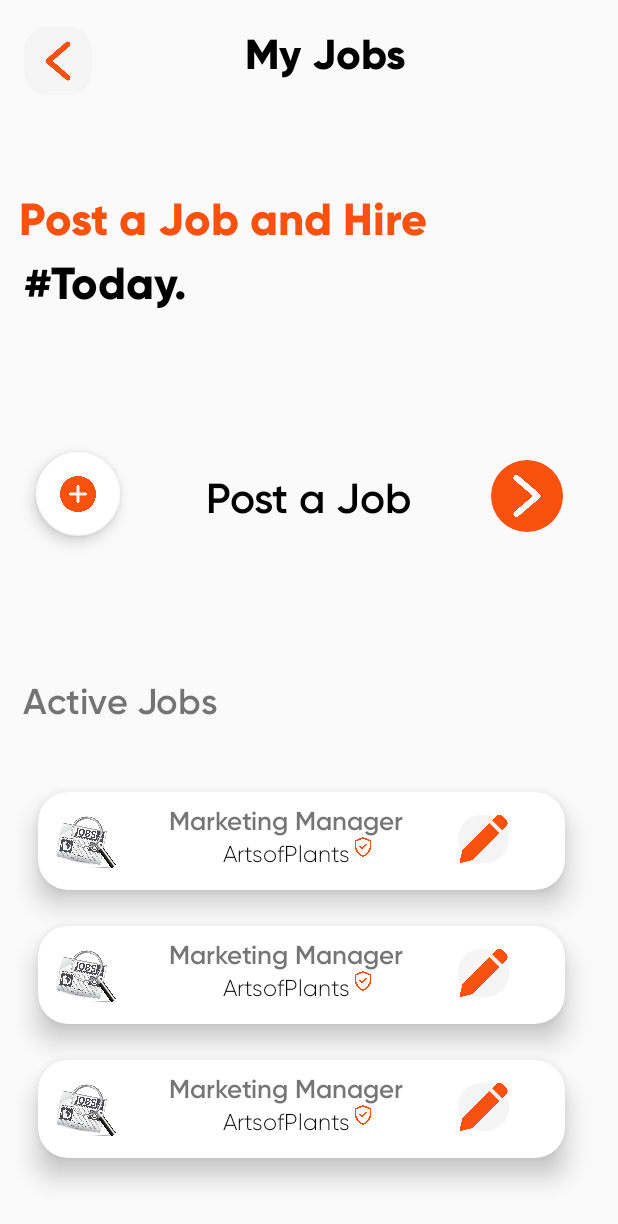
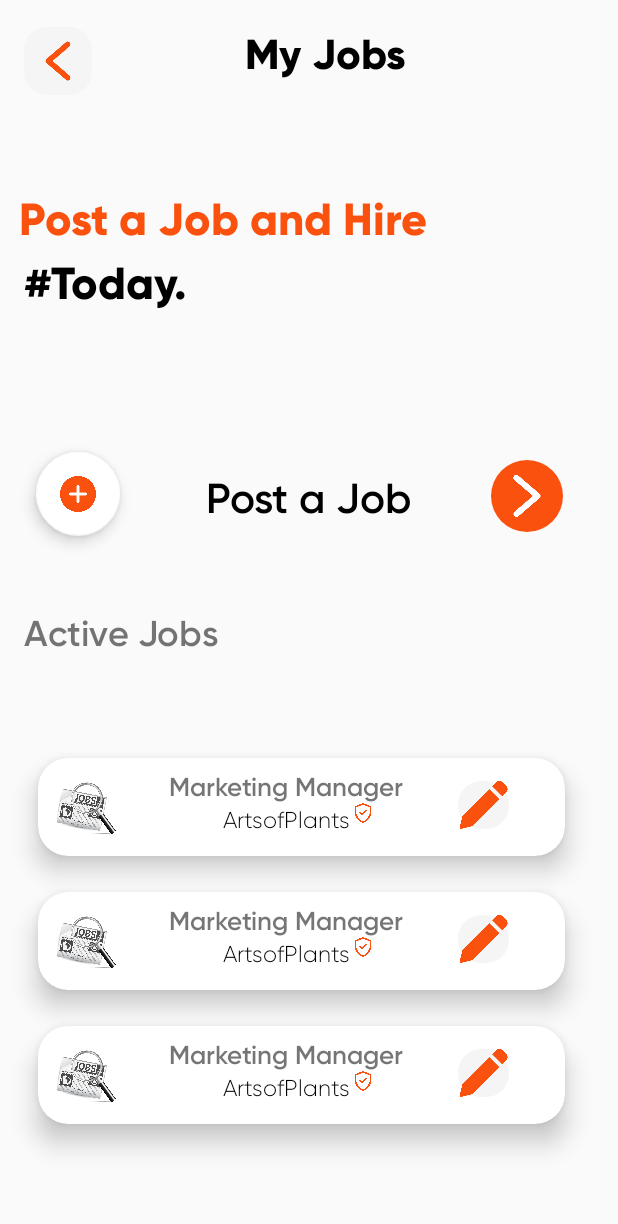
Before and after one commit to DarshiBuddhini/EmpowerMe, an Android app: the layout activity_job_post.xml on its own in the app's theme, with its tools: preview values and no code run, on a phone screen of 412 x 824 dp. Shown: the top 1224 px of the screen. Run offline under Robolectric (Android 15) with nearby library versions, the phone set to English and light mode, and no system bars.

Commit message:
Update activity_job_post.xml

```diff
--- a/app/src/main/res/layout/activity_job_post.xml
+++ b/app/src/main/res/layout/activity_job_post.xml
@@ -81,6 +81,7 @@
         app:layout_constraintVertical_bias="0.392"
         app:srcCompat="@drawable/plus" />
 
+
     <TextView
         android:id="@+id/tvSubTitle"
         android:layout_width="wrap_content"
@@ -90,12 +91,10 @@
         android:textSize="24sp"
         app:layout_constraintBottom_toBottomOf="parent"
         app:layout_constraintEnd_toEndOf="parent"
-        app:layout_constraintHorizontal_bias="0.055"
+        app:layout_constraintHorizontal_bias="0.056"
         app:layout_constraintStart_toStartOf="parent"
         app:layout_constraintTop_toTopOf="parent"
-        app:layout_constraintVertical_bias="0.57" />
-
-
+        app:layout_constraintVertical_bias="0.513" />
 
     <ImageButton
         android:id="@+id/btnBack"
```
